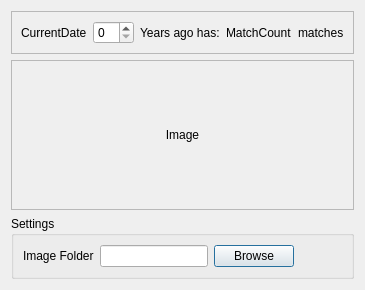
Before: the Qt Designer form Src/View.ui in bzs42/YearsAgo, drawn with Qt 5.
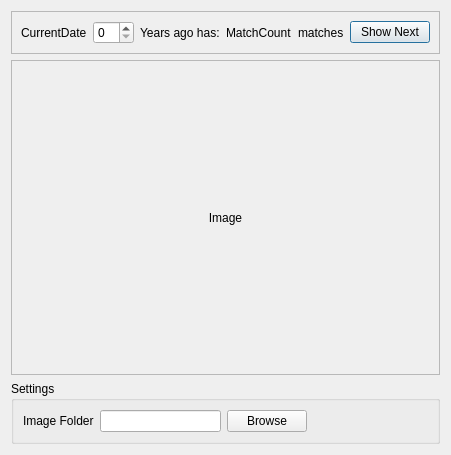
After: the same form once the commit is applied.

```diff
--- a/Src/View.ui
+++ b/Src/View.ui
@@ -6,8 +6,8 @@
    <rect>
     <x>0</x>
     <y>0</y>
-    <width>301</width>
-    <height>290</height>
+    <width>447</width>
+    <height>455</height>
    </rect>
   </property>
   <property name="windowTitle">
@@ -58,6 +58,13 @@
         </property>
        </widget>
       </item>
+      <item>
+       <widget class="QPushButton" name="pushButtonShowNext">
+        <property name="text">
+         <string>Show Next</string>
+        </property>
+       </widget>
+      </item>
       <item>
        <spacer name="horizontalSpacer_2">
         <property name="orientation">
```
